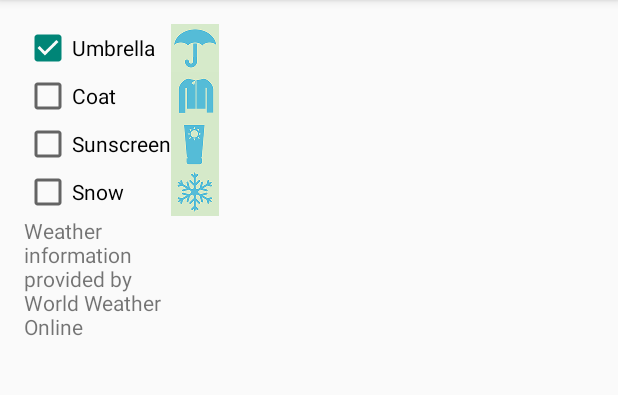
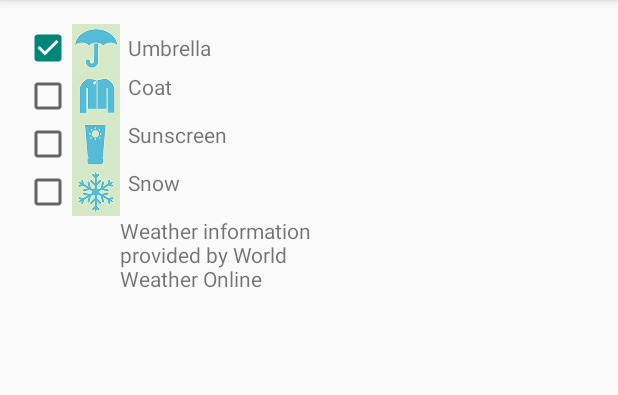
Before and after one commit to zzz711/Nimbus, an Android app: the screen it shows after launch (MainActivity), on a phone screen of 412 x 824 dp, the part 84-479 px from its top. Run offline under Robolectric (Android 15) with nearby library versions, the phone set to English and light mode, and no system bars.

Commit message:
Finishing layout

```diff
--- a/app/src/main/res/layout/activity_main.xml
+++ b/app/src/main/res/layout/activity_main.xml
@@ -13,7 +13,6 @@
             <CheckBox
                 android:layout_width="10dp"
                 android:layout_height="wrap_content"
-                android:text="Umbrella"
                 android:id="@+id/checkUmbrella"
                 android:layout_alignParentTop="true"
                 android:layout_alignParentLeft="true"
@@ -30,18 +29,21 @@
                 android:layout_alignLeft="@id/checkUmbrella"
                 android:src="@drawable/umbrella_icon"
                 />
+            <TextView
+                android:layout_width="wrap_content"
+                android:layout_height="wrap_content"
+                android:text="Umbrella"
+                android:layout_marginLeft="5dp"/>
         </TableRow>
 
         <TableRow>
             <CheckBox
                 android:layout_width="match_parent"
                 android:layout_height="match_parent"
-                android:text="Coat"
                 android:id="@+id/checkCoat"
                 android:layout_below="@+id/checkUmbrella"
                 android:layout_alignParentLeft="true"
                 android:layout_alignParentStart="true"
-
                 android:checked="false" />
 
 
@@ -53,13 +55,18 @@
                 android:layout_alignLeft="@+id/imageUmbrella"
                 android:layout_alignStart="@+id/imageUmbrella"
                 android:src="@drawable/coat_icon" />
+            <TextView
+                android:layout_width="match_parent"
+                android:layout_height="match_parent"
+                android:text="Coat"
+                android:layout_marginLeft="5dp"/>
+
         </TableRow>
 
         <TableRow>
             <CheckBox
                 android:layout_width="match_parent"
                 android:layout_height="wrap_content"
-                android:text="Sunscreen"
                 android:id="@+id/checkSunscreen"
                 android:layout_below="@+id/imageCoat"
                 android:layout_alignParentLeft="true"
@@ -74,6 +81,11 @@
                 android:layout_alignLeft="@+id/imageCoat"
                 android:layout_alignStart="@+id/imageCoat"
                 android:src="@drawable/sun_icon" />
+            <TextView
+                android:layout_width="match_parent"
+                android:layout_height="match_parent"
+                android:text="Sunscreen"
+                android:layout_marginLeft="5dp"/>
         </TableRow>
 
         <TableRow>
@@ -81,7 +93,6 @@
                 android:layout_width="match_parent"
                 android:layout_height="wrap_content"
                 android:id="@+id/checkSnow"
-                android:text="Snow"
                 android:layout_centerVertical="true"
                 android:layout_alignParentLeft="true"
                 android:layout_alignParentStart="true"
@@ -95,14 +106,24 @@
                 android:layout_alignLeft="@+id/imageSunscreen"
                 android:layout_alignStart="@+id/imageSunscreen"
                 android:src="@drawable/snow_icon" />
+            <TextView
+                android:layout_width="match_parent"
+                android:layout_height="match_parent"
+                android:text="Snow"
+                android:layout_marginLeft="5dp"/>
         </TableRow>
 
-        <TableRow>
+        <TableRow
+            android:layout_width="fill_parent"
+            android:layout_height="fill_parent">
+
             <TextView
-                android:layout_width="30dp"
-                android:layout_height="wrap_content"
-                android:id="@+id/WWOcredit"
-                android:text="@string/Credit"/>
+                android:layout_width="130dp"
+                android:layout_height="50dp"
+                android:id="@+id/WWOCredit"
+                android:Text="@string/Credit"
+                android:layout_column="2"
+                android:text="@string/Credit" />
         </TableRow>
 
     </TableLayout>
```
